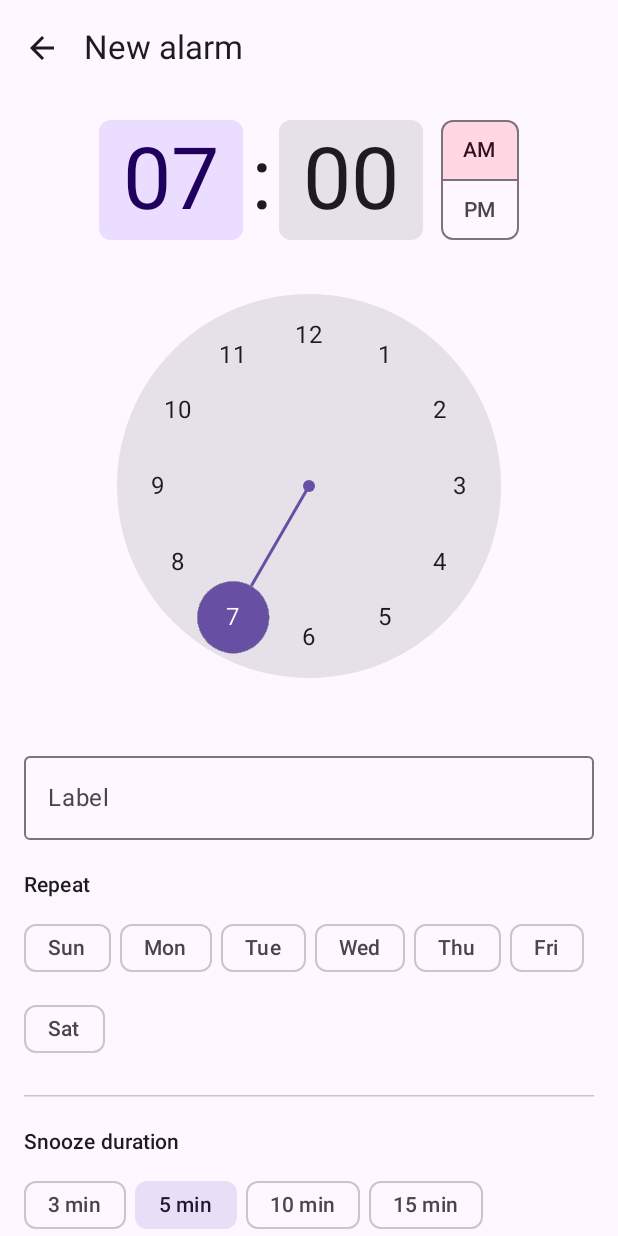
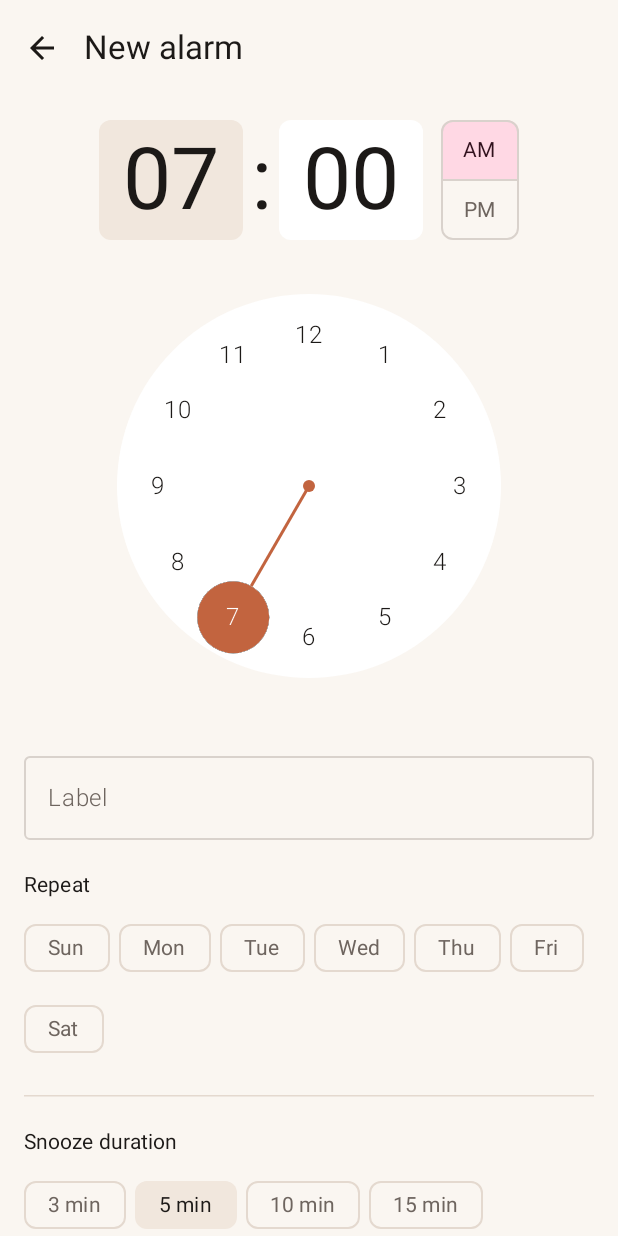
Before and after one commit to Schubbii/WatchAlarm, an Android app built with Jetpack Compose: the screen it shows after launch (MainActivity), after a tap on "Add alarm", on a phone screen of 412 x 824 dp. Run offline under Robolectric (Android 15) with nearby library versions, the phone set to English and light mode, and no system bars; libraries missing offline, so code that uses them is left out: androidx.health.connect, com.google.android.gms; 8 statements that could not run were skipped.

Commit message:
Rise-Design in Handy- und Uhr-App
Die App nutzte das Material-Standarddesign der ersten Entwuerfe; das
Rise-Design gab es auf GitHub nur auf der Produktseite. Jetzt tragen beide
Apps dieselben Farben und Schriften wie index.html:

- Schriften: DM Sans (300/400/500) und Instrument Serif (normal/kursiv),
  aus den Web-Fonts in assets/fonts als TTF nach core/res/font
  konvertiert (OFL), von Handy und Uhr gemeinsam genutzt.
- Handy: RiseTheme mit hellem (Creme/Tinte/Terrakotta) und dunklem
  Farbschema aus den CSS-Variablen, Karten weiss auf Creme, Ueberschriften
  in Instrument Serif, Text in leichter DM Sans; Fensterhintergrund
  passend. Gilt fuer Liste, Editor, Klingel-Screen, Planer.
- Uhr: dunkle Rise-Farben auf schwarzem Grund, DM Sans, Uhrzeiten in
  Instrument Serif (Picker, Klingel-Screen).
- Uhrzeiten auf Wecker- und Planer-Karten sowie Klingel-Screens in
  Instrument Serif wie auf der Produktseite.

main bleibt unveraendert.

Co-Authored-By: Claude Opus 5.5 <noreply@anthropic.com>
Claude-Session: https://claude.ai/code/session_01W4iviDEsjwB6ySqGxU3pos

```diff
--- a/mobile/src/main/java/com/watchalarm/mobile/MainActivity.kt
+++ b/mobile/src/main/java/com/watchalarm/mobile/MainActivity.kt
@@ -52,8 +52,6 @@ import androidx.compose.material3.Switch
 import androidx.compose.material3.Text
 import androidx.compose.material3.TimePicker
 import androidx.compose.material3.TopAppBar
-import androidx.compose.material3.darkColorScheme
-import androidx.compose.material3.lightColorScheme
 import androidx.compose.material3.rememberTimePickerState
 import androidx.compose.runtime.Composable
 import androidx.compose.runtime.DisposableEffect
@@ -70,7 +68,6 @@ import androidx.compose.ui.platform.LocalConfiguration
 import androidx.compose.ui.platform.LocalContext
 import androidx.compose.ui.res.painterResource
 import androidx.compose.ui.res.stringResource
-import androidx.compose.ui.text.font.FontWeight
 import androidx.compose.ui.unit.dp
 import androidx.compose.ui.unit.sp
 import androidx.lifecycle.Lifecycle
@@ -121,8 +118,7 @@ class MainActivity : ComponentActivity() {
         AlarmSync.syncNow(this)
 
         setContent {
-            val dark = androidx.compose.foundation.isSystemInDarkTheme()
-            MaterialTheme(colorScheme = if (dark) darkColorScheme() else lightColorScheme()) {
+            RiseTheme {
                 Surface(modifier = Modifier.fillMaxSize()) {
                     AppRoot(fullScreenIntentBlocked.value)
                 }
@@ -420,8 +416,8 @@ private fun AlarmCard(alarm: Alarm, now: Long, onClick: () -> Unit, onToggle: (B
             Column(modifier = Modifier.weight(1f)) {
                 Text(
                     alarm.formattedTime(context),
-                    fontSize = 36.sp,
-                    fontWeight = FontWeight.Light,
+                    fontSize = 40.sp,
+                    fontFamily = RiseSerif,
                     color = if (alarm.enabled) MaterialTheme.colorScheme.onSurface
                     else MaterialTheme.colorScheme.onSurfaceVariant,
                 )
--- a/mobile/src/main/java/com/watchalarm/mobile/PermissionsRationaleActivity.kt
+++ b/mobile/src/main/java/com/watchalarm/mobile/PermissionsRationaleActivity.kt
@@ -22,8 +22,6 @@ import androidx.compose.material3.OutlinedButton
 import androidx.compose.material3.Scaffold
 import androidx.compose.material3.Text
 import androidx.compose.material3.TopAppBar
-import androidx.compose.material3.darkColorScheme
-import androidx.compose.material3.lightColorScheme
 import androidx.compose.ui.Modifier
 import androidx.compose.ui.res.stringResource
 import androidx.compose.ui.unit.dp
@@ -45,8 +43,7 @@ class PermissionsRationaleActivity : ComponentActivity() {
         enableEdgeToEdge()
         super.onCreate(savedInstanceState)
         setContent {
-            val dark = androidx.compose.foundation.isSystemInDarkTheme()
-            MaterialTheme(colorScheme = if (dark) darkColorScheme() else lightColorScheme()) {
+            RiseTheme {
                 Scaffold(
                     topBar = {
                         TopAppBar(
--- /dev/null
+++ b/mobile/src/main/java/com/watchalarm/mobile/RiseTheme.kt
@@ -0,0 +1,155 @@
+package com.watchalarm.mobile
+
+import androidx.compose.foundation.isSystemInDarkTheme
+import androidx.compose.material3.MaterialTheme
+import androidx.compose.material3.Typography
+import androidx.compose.material3.darkColorScheme
+import androidx.compose.material3.lightColorScheme
+import androidx.compose.runtime.Composable
+import androidx.compose.ui.graphics.Color
+import androidx.compose.ui.text.TextStyle
+import androidx.compose.ui.text.font.Font
+import androidx.compose.ui.text.font.FontFamily
+import androidx.compose.ui.text.font.FontStyle
+import androidx.compose.ui.text.font.FontWeight
+import com.watchalarm.core.R as CoreR
+
+/*
+ * "Rise"-Design der App — dieselben Farben und Schriften wie die Produktseite
+ * (index.html, aus Claude Design): warmes Creme/Tinte im Hellen, fast
+ * schwarzes Braun im Dunkeln, Terrakotta als Akzent; Instrument Serif für
+ * Uhrzeiten und Überschriften, DM Sans (leicht) für Text. Die Schriften
+ * liegen als TTF in core/res/font, damit Handy und Uhr dieselben nutzen.
+ */
+
+/** DM Sans — Fließtext, Beschriftungen. */
+internal val RiseSans = FontFamily(
+    Font(CoreR.font.rise_sans_light, FontWeight.Light),
+    Font(CoreR.font.rise_sans_regular, FontWeight.Normal),
+    Font(CoreR.font.rise_sans_medium, FontWeight.Medium),
+)
+
+/** Instrument Serif — Uhrzeiten und Überschriften. */
+internal val RiseSerif = FontFamily(
+    Font(CoreR.font.rise_serif, FontWeight.Normal),
+    Font(CoreR.font.rise_serif_italic, FontWeight.Normal, FontStyle.Italic),
+)
+
+/** Werte aus den CSS-Variablen der Produktseite (:root bzw. Dark-Mode). */
+private object RiseColors {
+    // Hell
+    val Bg = Color(0xFFFAF6F1)
+    val Surface = Color(0xFFFFFFFF)
+    val Surface2 = Color(0xFFF1E7DD)
+    val Ink = Color(0xFF1C1917)
+    val Ink2 = Color(0xFF6E655F)
+    val Line = Color(0xFFD9D2CC)
+    val BarMuted = Color(0xFFE4D9CF)
+    val Accent = Color(0xFFC2643F)
+    val Accent2 = Color(0xFFA6795A)
+
+    // Dunkel
+    val DarkBg = Color(0xFF100E0D)
+    val DarkSurface = Color(0xFF1A1715)
+    val DarkSurface2 = Color(0xFF241E1A)
+    val DarkInk = Color(0xFFF2EBE4)
+    val DarkInk2 = Color(0xFFA79D96)
+    val DarkLine = Color(0xFF4B433D)
+    val DarkBarMuted = Color(0xFF3A332D)
+    val DarkAccent = Color(0xFFE4875D)
+    val DarkAccent2 = Color(0xFFD2A177)
+    val DarkOnAccent = Color(0xFF14110F)
+}
+
+private val RiseLight = lightColorScheme(
+    primary = RiseColors.Accent,
+    onPrimary = Color.White,
+    primaryContainer = RiseColors.Surface2,
+    onPrimaryContainer = RiseColors.Ink,
+    secondary = RiseColors.Accent2,
+    onSecondary = Color.White,
+    secondaryContainer = RiseColors.Surface2,
+    onSecondaryContainer = RiseColors.Ink,
+    tertiary = RiseColors.Accent2,
+    onTertiary = Color.White,
+    background = RiseColors.Bg,
+    onBackground = RiseColors.Ink,
+    surface = RiseColors.Bg,
+    onSurface = RiseColors.Ink,
+    surfaceVariant = RiseColors.Surface2,
+    onSurfaceVariant = RiseColors.Ink2,
+    outline = RiseColors.Line,
+    outlineVariant = RiseColors.BarMuted,
+    // Karten sind auf der Produktseite weiß auf Creme.
+    surfaceContainerLowest = RiseColors.Surface,
+    surfaceContainerLow = RiseColors.Surface,
+    surfaceContainer = RiseColors.Surface,
+    surfaceContainerHigh = RiseColors.Surface,
+    surfaceContainerHighest = RiseColors.Surface,
+    inverseSurface = RiseColors.Ink,
+    inverseOnSurface = RiseColors.Bg,
+    inversePrimary = RiseColors.DarkAccent,
+)
+
+private val RiseDark = darkColorScheme(
+    primary = RiseColors.DarkAccent,
+    onPrimary = RiseColors.DarkOnAccent,
+    primaryContainer = RiseColors.DarkSurface2,
+    onPrimaryContainer = RiseColors.DarkInk,
+    secondary = RiseColors.DarkAccent2,
+    onSecondary = RiseColors.DarkOnAccent,
+    secondaryContainer = RiseColors.DarkSurface2,
+    onSecondaryContainer = RiseColors.DarkInk,
+    tertiary = RiseColors.DarkAccent2,
+    onTertiary = RiseColors.DarkOnAccent,
+    background = RiseColors.DarkBg,
+    onBackground = RiseColors.DarkInk,
+    surface = RiseColors.DarkBg,
+    onSurface = RiseColors.DarkInk,
+    surfaceVariant = RiseColors.DarkSurface2,
+    onSurfaceVariant = RiseColors.DarkInk2,
+    outline = RiseColors.DarkLine,
+    outlineVariant = RiseColors.DarkBarMuted,
+    surfaceContainerLowest = RiseColors.DarkSurface,
+    surfaceContainerLow = RiseColors.DarkSurface,
+    surfaceContainer = RiseColors.DarkSurface,
+    surfaceContainerHigh = RiseColors.DarkSurface,
+    surfaceContainerHighest = RiseColors.DarkSurface,
+    inverseSurface = RiseColors.DarkInk,
+    inverseOnSurface = RiseColors.DarkBg,
+    inversePrimary = RiseColors.Accent,
+)
+
+private fun TextStyle.sans(weight: FontWeight = FontWeight.Light) = copy(fontFamily = RiseSans, fontWeight = weight)
+private fun TextStyle.serif() = copy(fontFamily = RiseSerif, fontWeight = FontWeight.Normal)
+
+/** Überschriften in Instrument Serif, Text in leichter DM Sans — wie auf der Seite. */
+private val RiseTypography = Typography().let { base ->
+    base.copy(
+        displayLarge = base.displayLarge.serif(),
+        displayMedium = base.displayMedium.serif(),
+        displaySmall = base.displaySmall.serif(),
+        headlineLarge = base.headlineLarge.serif(),
+        headlineMedium = base.headlineMedium.serif(),
+        headlineSmall = base.headlineSmall.serif(),
+        titleLarge = base.titleLarge.serif(),
+        titleMedium = base.titleMedium.sans(FontWeight.Normal),
+        titleSmall = base.titleSmall.sans(FontWeight.Normal),
+        bodyLarge = base.bodyLarge.sans(),
+        bodyMedium = base.bodyMedium.sans(),
+        bodySmall = base.bodySmall.sans(),
+        labelLarge = base.labelLarge.sans(FontWeight.Normal),
+        labelMedium = base.labelMedium.sans(FontWeight.Normal),
+        labelSmall = base.labelSmall.sans(FontWeight.Normal),
+    )
+}
+
+/** Theme für alle Screens des Handys. [dark] erzwingt Dunkel (Klingel-Screen). */
+@Composable
+internal fun RiseTheme(dark: Boolean = isSystemInDarkTheme(), content: @Composable () -> Unit) {
+    MaterialTheme(
+        colorScheme = if (dark) RiseDark else RiseLight,
+        typography = RiseTypography,
+        content = content,
+    )
+}
--- a/mobile/src/main/java/com/watchalarm/mobile/SleepPlannerScreen.kt
+++ b/mobile/src/main/java/com/watchalarm/mobile/SleepPlannerScreen.kt
@@ -52,7 +52,6 @@ import androidx.compose.ui.Alignment
 import androidx.compose.ui.Modifier
 import androidx.compose.ui.platform.LocalContext
 import androidx.compose.ui.res.stringResource
-import androidx.compose.ui.text.font.FontWeight
 import androidx.compose.ui.unit.dp
 import androidx.compose.ui.unit.sp
 import androidx.health.connect.client.HealthConnectClient
@@ -334,8 +333,8 @@ private fun SuggestionCard(suggestion: SleepSuggestion, recommended: Boolean, on
         Column(modifier = Modifier.fillMaxWidth().padding(20.dp)) {
             Text(
                 SleepPlannerFormat.time(context, suggestion.time),
-                fontSize = 36.sp,
-                fontWeight = FontWeight.Light,
+                fontSize = 40.sp,
+                fontFamily = RiseSerif,
                 color = if (suggestion.available) MaterialTheme.colorScheme.onSurface
                 else MaterialTheme.colorScheme.onSurfaceVariant,
             )
--- a/mobile/src/main/res/values-night/colors.xml
+++ b/mobile/src/main/res/values-night/colors.xml
@@ -1,4 +1,4 @@
 <?xml version="1.0" encoding="utf-8"?>
 <resources>
-    <color name="window_background">#FF000000</color>
+    <color name="window_background">#FF100E0D</color>
 </resources>
--- a/mobile/src/main/res/values/colors.xml
+++ b/mobile/src/main/res/values/colors.xml
@@ -1,6 +1,6 @@
 <?xml version="1.0" encoding="utf-8"?>
 <resources>
-    <!-- Hintergrund des Fensters, bevor Compose zeichnet. Muss zum
+    <!-- Hintergrund des Fensters, bevor Compose zeichnet (Rise-Creme). Muss zum
          Farbschema passen, sonst blitzt beim Start die falsche Farbe auf. -->
-    <color name="window_background">#FFFFFFFF</color>
+    <color name="window_background">#FFFAF6F1</color>
 </resources>
--- a/wear/src/main/java/com/watchalarm/wear/MainActivity.kt
+++ b/wear/src/main/java/com/watchalarm/wear/MainActivity.kt
@@ -74,7 +74,7 @@ class MainActivity : ComponentActivity() {
         }
         AlarmSync.syncNow(this)
         setContent {
-            MaterialTheme {
+            RiseTheme {
                 WearApp()
             }
         }
--- a/wear/src/main/java/com/watchalarm/wear/WatchControls.kt
+++ b/wear/src/main/java/com/watchalarm/wear/WatchControls.kt
@@ -257,9 +257,10 @@ internal fun WatchTimePickerRow(state: WatchTimeState) {
                 if (state.is24Hour) "%02d".format(index)
                 else if (index == 0) "12" else "$index",
                 fontSize = 28.sp,
+                fontFamily = RiseSerif,
             )
         }
-        Text(":", fontSize = 28.sp)
+        Text(":", fontSize = 28.sp, fontFamily = RiseSerif)
         Picker(
             state = state.minute,
             contentDescription = stringResource(R.string.picker_minute),
@@ -267,7 +268,7 @@ internal fun WatchTimePickerRow(state: WatchTimeState) {
             modifier = Modifier.width(pickerWidth).fillMaxSize()
                 .claimRotaryOnTouch { state.rotaryColumn = COLUMN_MINUTE },
         ) { index ->
-            Text("%02d".format(index), fontSize = 28.sp)
+            Text("%02d".format(index), fontSize = 28.sp, fontFamily = RiseSerif)
         }
         if (!state.is24Hour) {
             Picker(
```
Also changed, not shown: mobile/src/main/java/com/watchalarm/mobile/AlarmActivity.kt (+3 -5 lines), wear/src/main/java/com/watchalarm/wear/RiseTheme.kt (added, +57 -0 lines), wear/src/main/java/com/watchalarm/wear/WatchRingActivity.kt (+3 -4 lines), core/src/main/res/font/rise_sans_light.ttf (added), core/src/main/res/font/rise_sans_medium.ttf (added), core/src/main/res/font/rise_sans_regular.ttf (added), core/src/main/res/font/rise_serif.ttf (added), core/src/main/res/font/rise_serif_italic.ttf (added).
